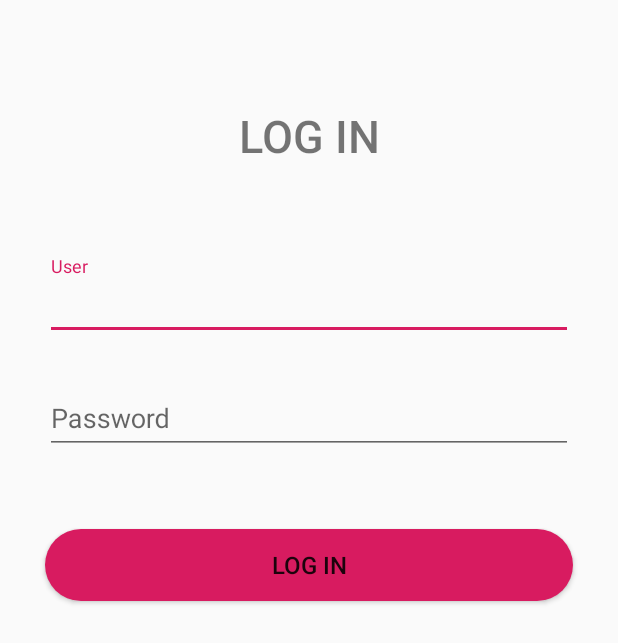
After one commit to jjlii/News_Manager, an Android app: the layout fragment_log_in.xml on its own in the app's theme, with its tools: preview values and no code run, on a phone screen of 412 x 824 dp. The commit adds this screen. Shown: the top 643 px of the screen. Run offline under Robolectric (Android 15) with nearby library versions, the phone set to English and light mode, and no system bars.

Commit message:
Login fragment

```diff
--- a/app/src/main/java/es/upm/etsiinf/pmd/pmdproject1920/Adapter/NewsAdapter.java
+++ b/app/src/main/java/es/upm/etsiinf/pmd/pmdproject1920/Adapter/NewsAdapter.java
@@ -42,7 +42,6 @@ public class NewsAdapter extends RecyclerView.Adapter<NewsAdapter.MyViewHolder>
         final  MyViewHolder holder = holders;
         Article article  = articles.get(position);
         holder.news_title.setText(article.getTitleText());
-        holder.news_subtitle.setText(article.getSubtitleText());
         holder.news_abstract.setText(article.getAbstractText());
         holder.news_category.setText(article.getCategory());
         Bitmap img = SerializationUtils.base64StringToImg(article.getThumbnail());
@@ -64,14 +63,13 @@ public class NewsAdapter extends RecyclerView.Adapter<NewsAdapter.MyViewHolder>
 
     public class  MyViewHolder extends  RecyclerView.ViewHolder implements View.OnClickListener{
 
-        TextView news_title, news_subtitle, news_abstract, news_category ;
+        TextView news_title, news_abstract, news_category ;
         ImageView imageView;
         OnItemClickListener onItemClickListener;
         public MyViewHolder( View itemView, OnItemClickListener onItemClickListener){
             super(itemView);
             itemView.setOnClickListener(this);
             news_title = itemView.findViewById(R.id.tv_title);
-            news_subtitle = itemView.findViewById(R.id.tv_subtitle);
             news_abstract = itemView.findViewById(R.id.tv_abstract);
             news_category = itemView.findViewById(R.id.tv_category);
             imageView = itemView.findViewById(R.id.iv_image);
--- a/app/src/main/java/es/upm/etsiinf/pmd/pmdproject1920/Fragments/HomeFragment.java
+++ b/app/src/main/java/es/upm/etsiinf/pmd/pmdproject1920/Fragments/HomeFragment.java
@@ -11,7 +11,6 @@ import android.view.View;
 import android.view.ViewGroup;
 import android.widget.ProgressBar;
 
-import com.google.android.material.floatingactionbutton.FloatingActionButton;
 
 import java.util.ArrayList;
 import java.util.List;
@@ -47,9 +46,7 @@ public class HomeFragment extends Fragment {
         super.onViewCreated(view, savedInstanceState);
         try {
             articles = new LoadArticlesTask().execute().get();
-        } catch (ExecutionException e) {
-            e.printStackTrace();
-        } catch (InterruptedException e) {
+        } catch (ExecutionException | InterruptedException e) {
             e.printStackTrace();
         }
         setVisible();
--- /dev/null
+++ b/app/src/main/res/drawable/round_corner_botton.xml
@@ -0,0 +1,5 @@
+<?xml version="1.0" encoding="utf-8"?>
+<shape xmlns:android="http://schemas.android.com/apk/res/android">
+    <solid android:color="@color/colorAccent"/>
+    <corners android:radius="25dp"/>
+</shape>
--- /dev/null
+++ b/app/src/main/res/layout/fragment_log_in.xml
@@ -0,0 +1,85 @@
+<?xml version="1.0" encoding="utf-8"?>
+<androidx.constraintlayout.widget.ConstraintLayout xmlns:android="http://schemas.android.com/apk/res/android"
+    xmlns:tools="http://schemas.android.com/tools"
+    android:layout_width="match_parent"
+    android:layout_height="match_parent"
+    xmlns:app="http://schemas.android.com/apk/res-auto"
+    tools:context=".Fragments.LogInFragment">
+
+    <TextView
+        android:id="@+id/tv_log_in"
+        android:layout_width="wrap_content"
+        android:layout_height="wrap_content"
+        app:layout_constraintStart_toStartOf="parent"
+        app:layout_constraintEnd_toEndOf="parent"
+        app:layout_constraintTop_toTopOf="parent"
+        android:layout_marginTop="70dp"
+        android:text="@string/log_in"
+        android:fontFamily="sans-serif-light"
+        android:textSize="30sp"
+        android:textStyle="bold" />
+
+    <com.google.android.material.textfield.TextInputLayout
+        android:id="@+id/ly_user"
+        android:layout_width="match_parent"
+        android:layout_height="wrap_content"
+        app:layout_constraintStart_toStartOf="parent"
+        app:layout_constraintEnd_toEndOf="parent"
+        app:layout_constraintTop_toBottomOf="@id/tv_log_in"
+        android:layout_marginTop="60dp"
+        android:layout_marginStart="30dp"
+        android:layout_marginEnd="30dp">
+
+        <com.google.android.material.textfield.TextInputEditText
+            android:id="@+id/et_user"
+            android:layout_width="match_parent"
+            android:layout_height="wrap_content"
+            android:autofillHints="User"
+            android:hint="@string/user"
+            android:inputType="text"
+            />
+    </com.google.android.material.textfield.TextInputLayout>
+
+    <com.google.android.material.textfield.TextInputLayout
+        android:id="@+id/ly_pwd"
+        android:layout_width="match_parent"
+        android:layout_height="wrap_content"
+        app:layout_constraintStart_toStartOf="parent"
+        app:layout_constraintEnd_toEndOf="parent"
+        app:layout_constraintTop_toBottomOf="@id/ly_user"
+        android:layout_marginTop="20dp"
+        android:layout_marginStart="30dp"
+        android:layout_marginEnd="30dp">
+
+        <com.google.android.material.textfield.TextInputEditText
+            android:id="@+id/et_pwd"
+            android:layout_width="match_parent"
+            android:layout_height="wrap_content"
+            android:autofillHints="Password"
+            android:hint="@string/password"
+            android:inputType="text"
+            />
+    </com.google.android.material.textfield.TextInputLayout>
+
+    <Button
+        android:id="@+id/bt_log_in"
+        android:layout_width="match_parent"
+        android:layout_height="wrap_content"
+        app:layout_constraintStart_toStartOf="parent"
+        app:layout_constraintEnd_toEndOf="parent"
+        app:layout_constraintTop_toBottomOf="@id/ly_pwd"
+        android:layout_marginStart="30dp"
+        android:layout_marginEnd="30dp"
+        android:layout_marginTop="50dp"
+        android:text="@string/log_in"
+        android:fontFamily="sans-serif-light"
+        android:background="@drawable/round_corner_botton"
+        android:textSize="16sp"
+        android:textStyle="bold"/>
+
+
+
+
+
+
+</androidx.constraintlayout.widget.ConstraintLayout>
--- a/app/src/main/res/values/strings.xml
+++ b/app/src/main/res/values/strings.xml
@@ -10,4 +10,7 @@
     <string name="news_body">News Body</string>
     <string name="author">Author</string>
     <string name="publish_date">Publish date</string>
+    <string name="log_in">LOG IN</string>
+    <string name="user">User</string>
+    <string name="password">Password</string>
 </resources>
```
Also changed, not shown: app/src/main/java/es/upm/etsiinf/pmd/pmdproject1920/Fragments/ArticleDetailsFragment.java (+2 -7 lines), app/src/main/java/es/upm/etsiinf/pmd/pmdproject1920/Fragments/LogInFragment.java (added, +26 -0 lines), app/src/main/res/layout/news_items.xml (+1 -14 lines), app/src/main/res/navigation/app_navigation.xml (+17 -0 lines).
